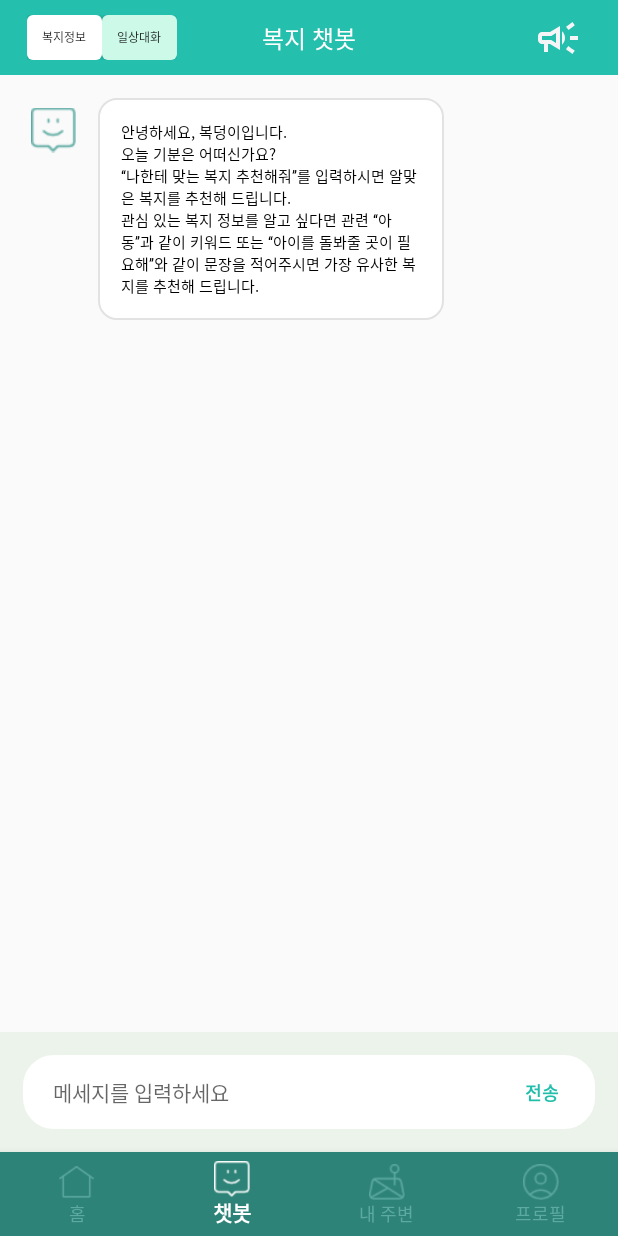
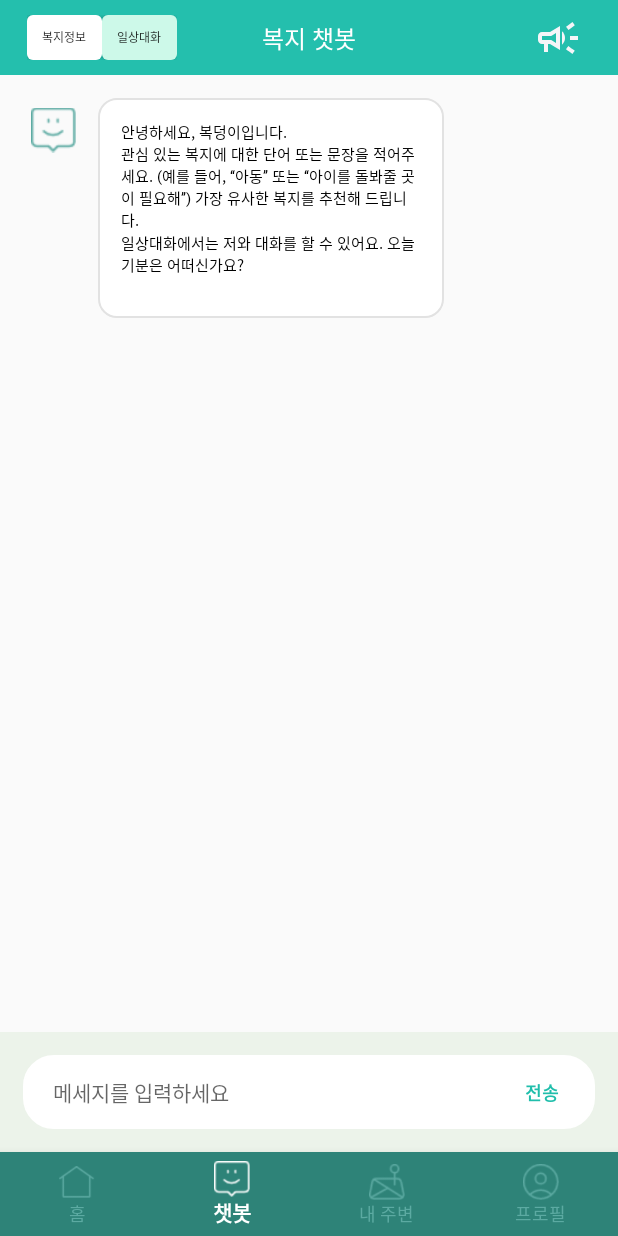
Before and after one commit to 21WelfareForEveryone/WelfareForEveryOne, an Android app: the ChatActivity screen opened directly, with no data from a screen before it, on a phone screen of 412 x 824 dp. Run offline under Robolectric (Android 15) with nearby library versions, the phone set to English and light mode, and no system bars; our stand-ins replace Volley; network calls fail; 1 statement that could not run was skipped.

Commit message:
Fix chatbot default message for changed chatbot structure

```diff
--- a/client/app/src/main/java/com/product/welfareapp/ChatActivity.java
+++ b/client/app/src/main/java/com/product/welfareapp/ChatActivity.java
@@ -103,9 +103,8 @@ public class ChatActivity extends AppCompatActivity {
 
         // chatbot default response 추가
         String initMessage = "안녕하세요, 복덩이입니다.\n" +
-                "오늘 기분은 어떠신가요?\n" +
-                "“나한테 맞는 복지 추천해줘”를 입력하시면 알맞은 복지를 추천해 드립니다.\n" +
-                "관심 있는 복지 정보를 알고 싶다면 관련 “아동”과 같이 키워드 또는 “아이를 돌봐줄 곳이 필요해”와 같이 문장을 적어주시면 가장 유사한 복지를 추천해 드립니다.";
+                "관심 있는 복지에 대한 단어 또는 문장을 적어주세요. (예를 들어, “아동” 또는 “아이를 돌봐줄 곳이 필요해”) 가장 유사한 복지를 추천해 드립니다.\n" +
+                "일상대화에서는 저와 대화를 할 수 있어요. 오늘 기분은 어떠신가요?\n";
 
         chatModelArrayList.add(new ChatModel(initMessage, BOT_KEY, null, null, 0, -1, token));
         chatRVAdapter.notifyDataSetChanged();
```
